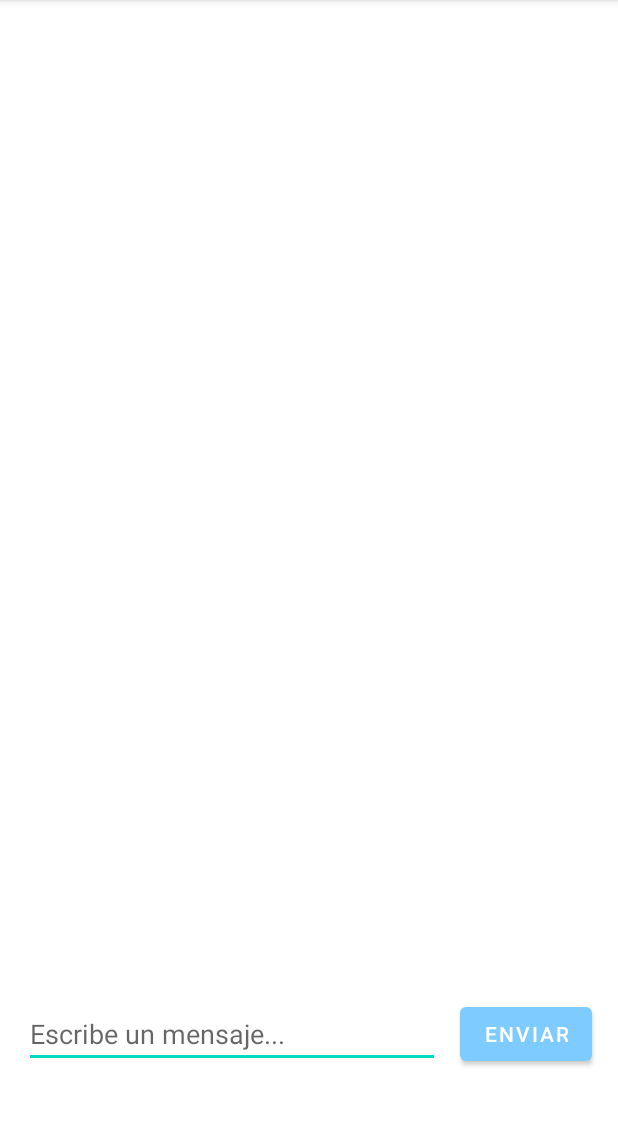
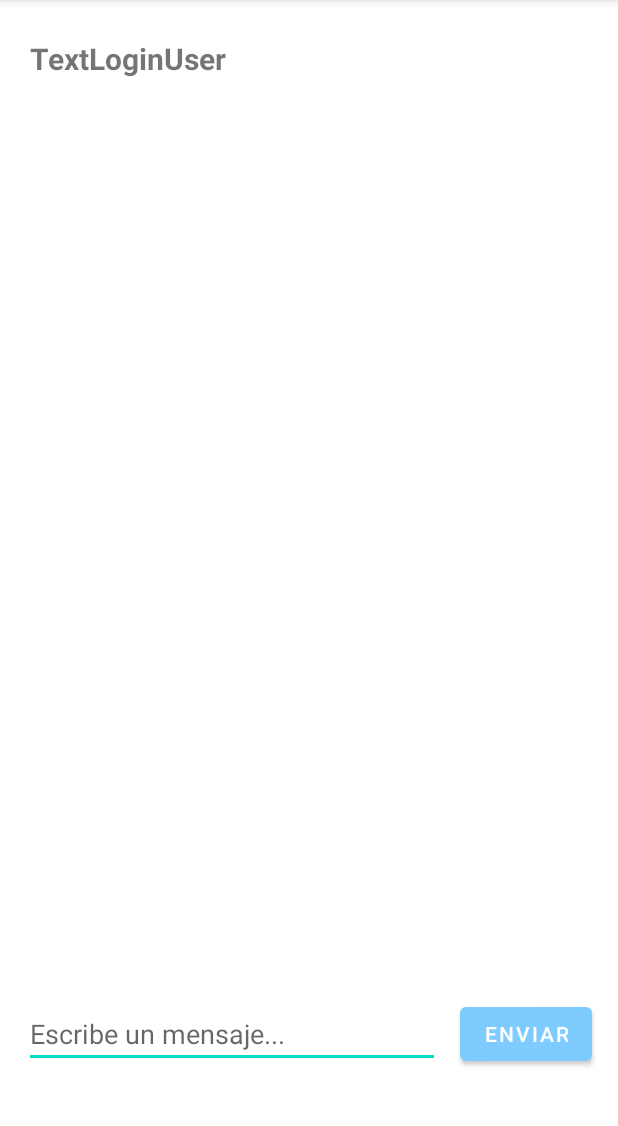
Before and after one commit to eliasporter/CicloBnB, an Android app: the Missatges screen opened directly, with no data from a screen before it, on a phone screen of 412 x 824 dp, the part 84-1210 px from its top. Run offline under Robolectric (Android 15) with nearby library versions, the phone set to English and light mode, and no system bars; 6 statements that could not run were skipped.

Commit message:
Xat Funcional rebre enviar missatges, crear nous xats i anar als mateixos

```diff
--- a/app/src/main/java/com/example/ciclobnb/Missatges.java
+++ b/app/src/main/java/com/example/ciclobnb/Missatges.java
@@ -4,10 +4,13 @@ import androidx.appcompat.app.AppCompatActivity;
 import androidx.recyclerview.widget.LinearLayoutManager;
 import androidx.recyclerview.widget.RecyclerView;
 
+import android.content.Intent;
 import android.os.Bundle;
+import android.view.MenuItem;
 import android.view.View;
 import android.widget.Button;
 import android.widget.EditText;
+import android.widget.TextView;
 
 import com.example.ciclobnb.Objectes.Adapter.AdapterMissatges;
 import com.example.ciclobnb.Objectes.Usser;
@@ -23,21 +26,23 @@ public class Missatges extends AppCompatActivity implements View.OnClickListener
     RecyclerView llista;
     ArrayList<Missatge> missatges = new ArrayList<>();
     Button enviar;
-    Usser user;
+    Usser user,user2;
     EditText textMiss;
+    TextView textUser2;
     Xat xat;
     @Override
     protected void onCreate(Bundle savedInstanceState) {
         super.onCreate(savedInstanceState);
         setContentView(R.layout.activity_missatges);
+        textUser2=findViewById(R.id.TextLoginUser);
         enviar= findViewById(R.id.EnviarMissatge);
         enviar.setOnClickListener(this);
         textMiss=findViewById(R.id.message_edit_text);
         Bundle b = getIntent().getExtras();
-            user=b.getParcelable("User");
-
-            xat=b.getParcelable("Xat");
-
+        user=b.getParcelable("User");
+        user2=b.getParcelable("User2");
+        xat=b.getParcelable("Xat");
+        textUser2.setText(user2.getLogin());
         missatges=xat.getMissatges();
         llista =findViewById(R.id.recyclerMissatges);
         llista.setAdapter(new AdapterMissatges(missatges,this,user));
@@ -59,6 +64,18 @@ public class Missatges extends AppCompatActivity implements View.OnClickListener
         }).start();
 
 
+    }
+    @Override
+    public boolean onOptionsItemSelected(MenuItem item) {
+        switch (item.getItemId()) {
+            case R.id.home :
+                Intent i=new Intent(this,PrimeraPantalla.class);
+                i.putExtra("User",user);
+                startActivity(i);
+                return true;
+            default:
+                return super.onOptionsItemSelected(item);
+        }
     }
 
     private void ficarAdapter() {
--- a/app/src/main/java/com/example/ciclobnb/Objectes/Xat/Xat.java
+++ b/app/src/main/java/com/example/ciclobnb/Objectes/Xat/Xat.java
@@ -81,6 +81,7 @@ public class Xat implements Parcelable {
         return idXat;
 
     }
+
     public int creaXat(Usser cli,Usser prop) throws InterruptedException {
         int idXat=0;
         new XatsConexio().crearXat(cli,prop);
--- a/app/src/main/java/com/example/ciclobnb/PerfilUsuari.java
+++ b/app/src/main/java/com/example/ciclobnb/PerfilUsuari.java
@@ -74,7 +74,7 @@ public class PerfilUsuari extends AppCompatActivity implements View.OnClickListe
         switch (item.getItemId()) {
             case R.id.home :
                 Intent i=new Intent(this,PrimeraPantalla.class);
-                i.putExtra("id",user.getIdUser());
+                i.putExtra("User",user);
                 startActivity(i);
                 return true;
             default:
--- a/app/src/main/res/layout/activity_missatges.xml
+++ b/app/src/main/res/layout/activity_missatges.xml
@@ -29,12 +29,22 @@
 
     <androidx.recyclerview.widget.RecyclerView
         android:id="@+id/recyclerMissatges"
-        android:layout_width="409dp"
-        android:layout_height="663dp"
-        android:layout_marginStart="1dp"
-        android:layout_marginTop="1dp"
+        android:layout_width="418dp"
+        android:layout_height="580dp"
+        android:layout_marginTop="30dp"
         app:layout_constraintStart_toStartOf="parent"
-        app:layout_constraintTop_toTopOf="parent"
-        tools:listitem="@layout/missatge_sol" />
+        app:layout_constraintTop_toBottomOf="@+id/TextLoginUser" />
+
+    <TextView
+        android:id="@+id/TextLoginUser"
+        android:layout_width="wrap_content"
+        android:layout_height="wrap_content"
+        android:layout_marginStart="20dp"
+        android:layout_marginTop="25dp"
+        android:text="TextLoginUser"
+        android:textSize="20sp"
+        android:textStyle="bold"
+        app:layout_constraintStart_toStartOf="parent"
+        app:layout_constraintTop_toTopOf="parent" />
 
 </androidx.constraintlayout.widget.ConstraintLayout>
```
Also changed, not shown: app/src/main/java/com/example/ciclobnb/BBDD/Connexions/XatsConexio.java (+16 -14 lines), app/src/main/java/com/example/ciclobnb/Bici_per_llogar.java (+6 -2 lines), app/src/main/java/com/example/ciclobnb/CrearCompte.java (+8 -1 lines), app/src/main/java/com/example/ciclobnb/Objectes/Adapter/AdapterXat.java (+12 -0 lines).
